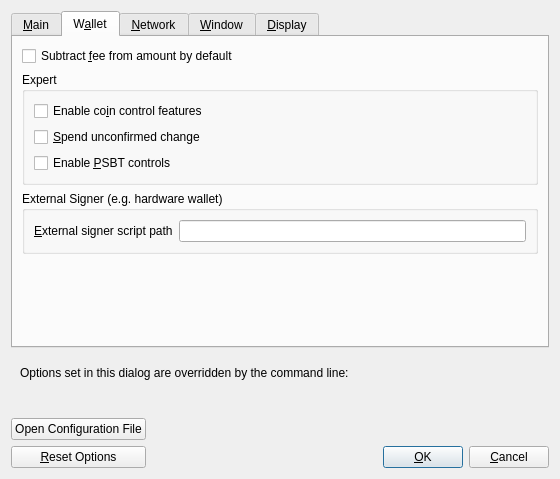
l0rinc/bitcoin, file src/qt/forms/optionsdialog.ui: the form before one commit.
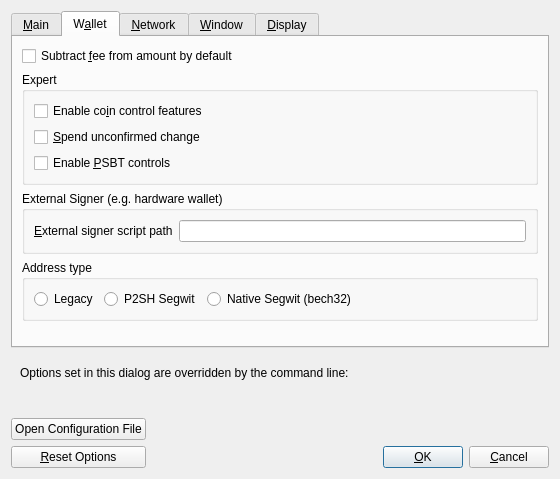
The form after the commit. The open tabs and pages were chosen to show the change. Custom widgets are drawn as their Qt base class.

Commit message:
Qt/Options: Expose addresstype in GUI using rwconf
NOTE: This doesn't update the receive dialog's "Generate Bech32 address" checkbox at all.
That's okay for Bitcoin Knots since it just affects the default checked state, but Core hides the checkbox entirely when addresstype=legacy, so you would want to show/hide it as necessary.

The edit to the form file:
```diff
--- a/src/qt/forms/optionsdialog.ui
+++ b/src/qt/forms/optionsdialog.ui
@@ -295,6 +295,57 @@
          </layout>
         </widget>
        </item>
+       <item>
+        <widget class="QGroupBox" name="groupBoxAddressType">
+         <property name="title">
+          <string>Address type</string>
+         </property>
+         <property name="checkable">
+          <bool>false</bool>
+         </property>
+         <layout class="QHBoxLayout" name="layoutAddressType">
+          <item>
+           <widget class="QRadioButton" name="addressTypeLegacy">
+            <property name="sizePolicy">
+             <sizepolicy hsizetype="Minimum" vsizetype="Fixed">
+              <horstretch>0</horstretch>
+              <verstretch>0</verstretch>
+             </sizepolicy>
+            </property>
+            <property name="text">
+             <string>Legacy</string>
+            </property>
+           </widget>
+          </item>
+          <item>
+           <widget class="QRadioButton" name="addressTypeP2SH_Segwit">
+            <property name="sizePolicy">
+             <sizepolicy hsizetype="Minimum" vsizetype="Fixed">
+              <horstretch>0</horstretch>
+              <verstretch>0</verstretch>
+             </sizepolicy>
+            </property>
+            <property name="text">
+             <string>P2SH Segwit</string>
+            </property>
+           </widget>
+          </item>
+          <item>
+           <widget class="QRadioButton" name="addressTypeBech32">
+            <property name="sizePolicy">
+             <sizepolicy hsizetype="MinimumExpanding" vsizetype="Fixed">
+              <horstretch>0</horstretch>
+              <verstretch>0</verstretch>
+             </sizepolicy>
+            </property>
+            <property name="text">
+             <string>Native Segwit (bech32)</string>
+            </property>
+           </widget>
+          </item>
+         </layout>
+        </widget>
+       </item>
        <item>
         <spacer name="verticalSpacer_Wallet">
          <property name="orientation">
```
The commit also changes 3 other files.
